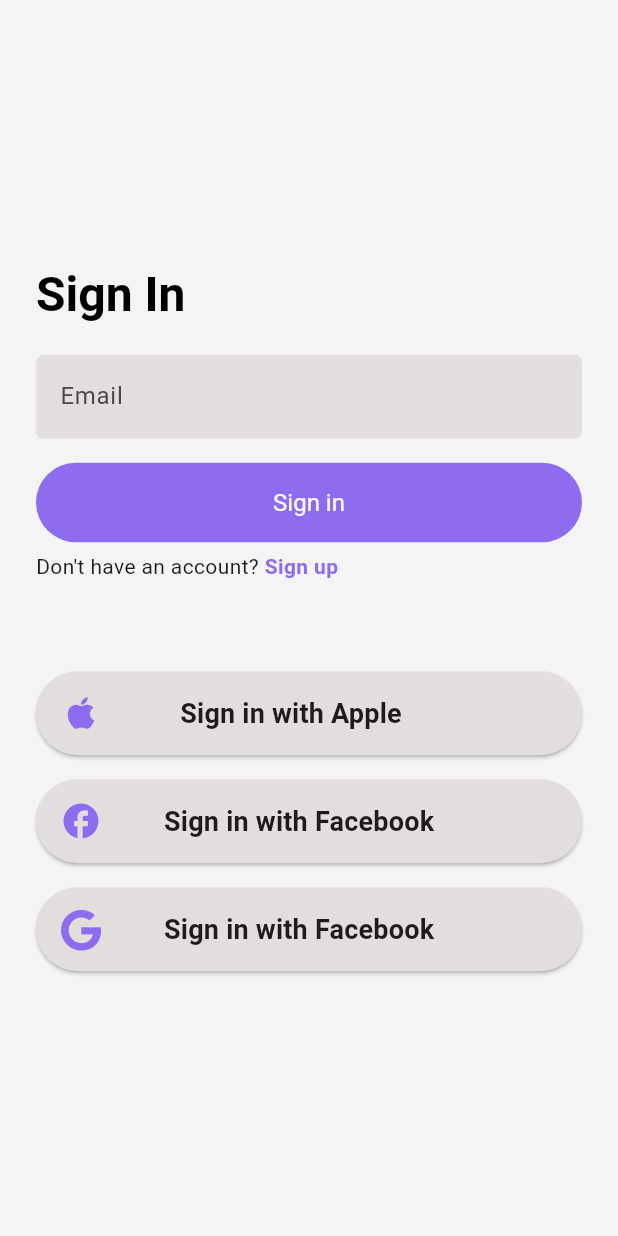
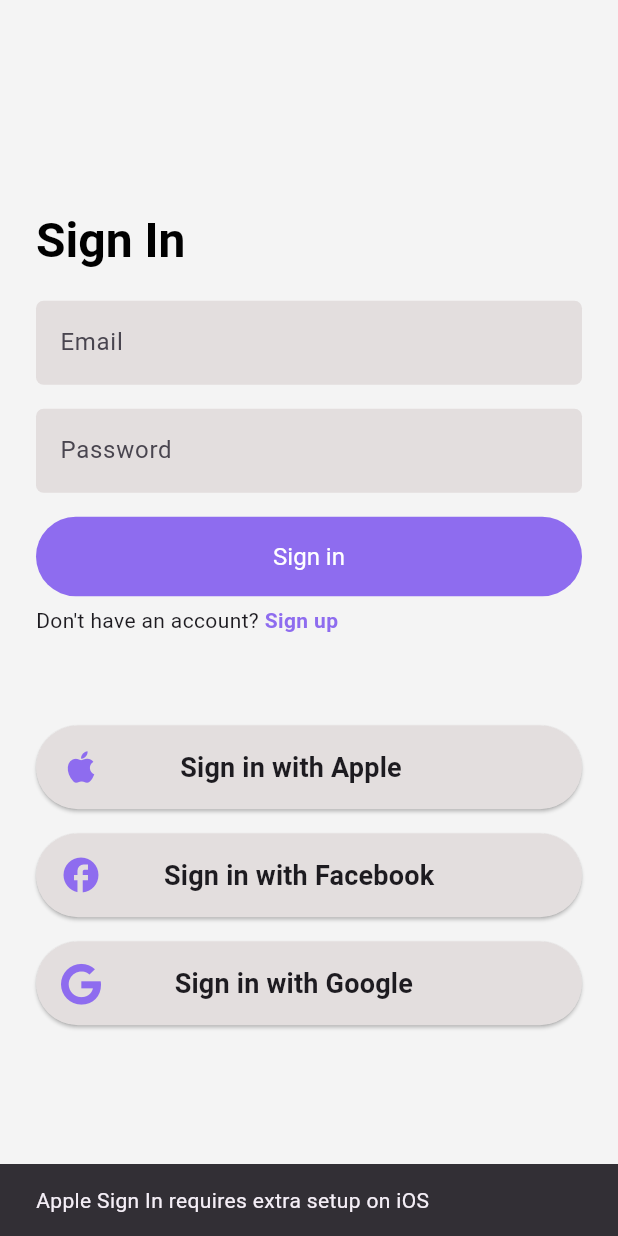
Before and after one commit to theDevSoham/clot_shopping, a Flutter app: the screen it shows after launch, after a tap on "Sign in with Apple", on a phone screen of 412 x 824 dp. Run offline on Flutter 3.47's test engine with Material 3 defaults, Android fonts, the phone set to English and light mode, and no system bars; our stand-ins replace firebase_auth, firebase_core, flutter_dotenv, font_awesome_flutter, google_sign_in; accounts and stored records are empty; network calls fail.

Commit message:
fix: enabled firebase login with google

```diff
--- a/lib/main.dart
+++ b/lib/main.dart
@@ -1,7 +1,13 @@
 import 'package:clot_shopping/sign_in.dart';
 import 'package:flutter/material.dart';
+import 'package:firebase_core/firebase_core.dart';
+import 'firebase_options.dart';
+import 'package:flutter_dotenv/flutter_dotenv.dart';
 
-void main() {
+void main() async {
+  WidgetsFlutterBinding.ensureInitialized(); // Needed for async init
+  await dotenv.load(fileName: ".env");
+  await Firebase.initializeApp(options: DefaultFirebaseOptions.currentPlatform);
   runApp(const Clot());
 }
 
--- a/lib/sign_in.dart
+++ b/lib/sign_in.dart
@@ -1,7 +1,11 @@
-import 'package:clot_shopping/password_input.dart';
+import 'dart:developer';
+
 import 'package:clot_shopping/sign_up.dart';
 import 'package:flutter/material.dart';
 import 'package:font_awesome_flutter/font_awesome_flutter.dart';
+import 'package:firebase_auth/firebase_auth.dart';
+import 'package:google_sign_in/google_sign_in.dart';
+import 'package:flutter_dotenv/flutter_dotenv.dart';
 
 class SigninScreen extends StatefulWidget {
   const SigninScreen({super.key});
@@ -11,27 +15,113 @@ class SigninScreen extends StatefulWidget {
 }
 
 class _SigninScreenState extends State<SigninScreen> {
+  final FirebaseAuth auth = FirebaseAuth.instance;
+
+  final TextEditingController emailController = TextEditingController();
+  final TextEditingController passwordController = TextEditingController();
+
+  bool isLoading = false;
+
+  void _showSnackBar(String message) {
+    ScaffoldMessenger.of(
+      context,
+    ).showSnackBar(SnackBar(content: Text(message)));
+  }
+
+  // Email & Password Sign-in
+  Future<void> signInWithEmail() async {
+    setState(() => isLoading = true);
+    try {
+      await auth.signInWithEmailAndPassword(
+        email: emailController.text.trim(),
+        password: passwordController.text,
+      );
+      _showSnackBar("Signed in successfully!");
+    } on FirebaseAuthException catch (e) {
+      _showSnackBar(e.message ?? "Sign in failed");
+    } finally {
+      setState(() => isLoading = false);
+    }
+  }
+
+  // Google Sign-in
+  Future<void> signInWithGoogle() async {
+    setState(() => isLoading = true);
+    try {
+      final googleSignIn = GoogleSignIn.instance;
+
+      // Initialize once
+      await googleSignIn.initialize(
+        serverClientId: dotenv.env['GOOGLE_SERVER_CLIENT_ID'],
+        clientId: dotenv.env['GOOGLE_CLIENT_ID'],
+      );
+
+      // Authenticate (shows UI and handles auth)
+      final GoogleSignInAccount googleUser = await googleSignIn.authenticate();
+      final GoogleSignInAuthentication googleAuth = googleUser.authentication;
+
+      final OAuthCredential credential = GoogleAuthProvider.credential(
+        idToken: googleAuth.idToken,
+      );
+
+      final userCredential = await FirebaseAuth.instance.signInWithCredential(
+        credential,
+      );
+
+      _showSnackBar("Signed in with Google!");
+      log(userCredential.user!.email as String);
+    } catch (e) {
+      _showSnackBar("Google sign in failed: $e");
+      throw Exception("Google sign in failed: $e");
+    } finally {
+      setState(() => isLoading = false);
+    }
+  }
+
+  // Facebook Sign-in
+  Future<void> signInWithFacebook() async {
+    // setState(() => isLoading = true);
+    // try {
+    //   final LoginResult result = await FacebookAuth.instance.login();
+    //   if (result.status == LoginStatus.success) {
+    //     final OAuthCredential credential = FacebookAuthProvider.credential(
+    //       result.accessToken!.token,
+    //     );
+    //     await auth.signInWithCredential(credential);
+    //     _showSnackBar("Signed in with Facebook!");
+    //   } else {
+    //     _showSnackBar("Facebook sign in cancelled");
+    //   }
+    // } catch (e) {
+    //   _showSnackBar("Facebook sign in failed: $e");
+    // } finally {
+    //   setState(() => isLoading = false);
+    // }
+  }
+
+  // Apple Sign-in placeholder
+  Future<void> signInWithApple() async {
+    _showSnackBar("Apple Sign In requires extra setup on iOS");
+  }
+
   @override
   Widget build(BuildContext context) {
     final ThemeData theme = Theme.of(context);
 
     return Scaffold(
-      backgroundColor: Theme.of(context).scaffoldBackgroundColor,
+      backgroundColor: theme.scaffoldBackgroundColor,
       body: Padding(
         padding: const EdgeInsets.symmetric(horizontal: 24.0, vertical: 24.0),
-        child: Column(
+        child: isLoading
+            ? const Center(child: CircularProgressIndicator())
+            : Column(
                 mainAxisAlignment: MainAxisAlignment.center,
                 crossAxisAlignment: CrossAxisAlignment.start,
                 children: [
-            Column(
-              crossAxisAlignment: CrossAxisAlignment.start,
-              children: [
-                Text(
-                  "Sign In",
-                  style: Theme.of(context).textTheme.headlineLarge,
-                ),
+                  Text("Sign In", style: theme.textTheme.headlineLarge),
                   const SizedBox(height: 20),
                   TextField(
+                    controller: emailController,
                     decoration: InputDecoration(
                       labelText: 'Email',
                       hintText: 'eg:john.doe@example.com',
@@ -44,17 +134,24 @@ class _SigninScreenState extends State<SigninScreen> {
                     ),
                   ),
                   const SizedBox(height: 16.0),
+                  TextField(
+                    controller: passwordController,
+                    obscureText: true,
+                    decoration: InputDecoration(
+                      labelText: 'Password',
+                      border: const OutlineInputBorder(
+                        borderRadius: BorderRadius.all(Radius.circular(5.0)),
+                        borderSide: BorderSide.none,
+                      ),
+                      filled: true,
+                      fillColor: theme.secondaryHeaderColor,
+                    ),
+                  ),
+                  const SizedBox(height: 16.0),
                   SizedBox(
                     width: double.infinity,
                     child: TextButton(
-                    onPressed: () {
-                      Navigator.push(
-                        context,
-                        MaterialPageRoute(
-                          builder: (context) => const PasswordInput(),
-                        ),
-                      );
-                    },
+                      onPressed: signInWithEmail,
                       style: TextButton.styleFrom(
                         backgroundColor: theme.primaryColor,
                         padding: const EdgeInsets.symmetric(vertical: 16.0),
@@ -90,34 +187,27 @@ class _SigninScreenState extends State<SigninScreen> {
                       ),
                     ],
                   ),
-              ],
-            ),
                   const SizedBox(height: 60),
                   // Social Buttons
-            Column(
-              crossAxisAlignment: CrossAxisAlignment.stretch,
-              children: [
                   _buildSocialButton(
                     context,
                     icon: Icons.apple,
                     label: "Sign in with Apple",
-                  onPress: () {},
+                    onPress: signInWithApple,
                   ),
-                const SizedBox(height: 16), // decreased gap
+                  const SizedBox(height: 16),
                   _buildSocialButton(
                     context,
                     icon: Icons.facebook,
                     label: "Sign in with Facebook",
-                  onPress: () {},
+                    onPress: signInWithFacebook,
                   ),
-                const SizedBox(height: 16), // decreased gap
+                  const SizedBox(height: 16),
                   _buildSocialButton(
                     context,
                     icon: FontAwesomeIcons.google,
-                  label: "Sign in with Facebook",
-                  onPress: () {},
-                ),
-              ],
+                    label: "Sign in with Google",
+                    onPress: signInWithGoogle,
                   ),
                 ],
               ),
@@ -134,15 +224,13 @@ class _SigninScreenState extends State<SigninScreen> {
     final theme = Theme.of(context);
 
     return SizedBox(
-      height: 56, // larger button height
+      height: 56,
       child: ElevatedButton(
-        onPressed: () {
-          onPress();
-        },
+        onPressed: () => onPress(),
         style: ElevatedButton.styleFrom(
           backgroundColor: theme.secondaryHeaderColor,
           foregroundColor: theme.primaryColor,
-          shape: RoundedRectangleBorder(
+          shape: const RoundedRectangleBorder(
             borderRadius: BorderRadius.all(Radius.circular(50.0)),
           ),
           padding: const EdgeInsets.symmetric(horizontal: 16.0),
@@ -150,19 +238,16 @@ class _SigninScreenState extends State<SigninScreen> {
         child: Row(
           mainAxisAlignment: MainAxisAlignment.center,
           children: [
-            Align(
-              alignment: Alignment.centerLeft,
-              child: Icon(icon, size: 28), // larger icon
-            ),
+            Align(alignment: Alignment.centerLeft, child: Icon(icon, size: 28)),
             const Spacer(),
             Text(
               label,
               style: theme.textTheme.titleMedium?.copyWith(
-                fontSize: 18, // bigger font
+                fontSize: 18,
                 fontWeight: FontWeight.bold,
               ),
             ),
-            const Spacer(flex: 2), // ensures label stays centered
+            const Spacer(flex: 2),
           ],
         ),
       ),
```
Also changed, not shown: pubspec.yaml (+6 -6 lines), firebase.json (added), lib/firebase_options.dart (added), pubspec.lock, 9 other files. Lines whose indentation alone changed are shown as unchanged.
